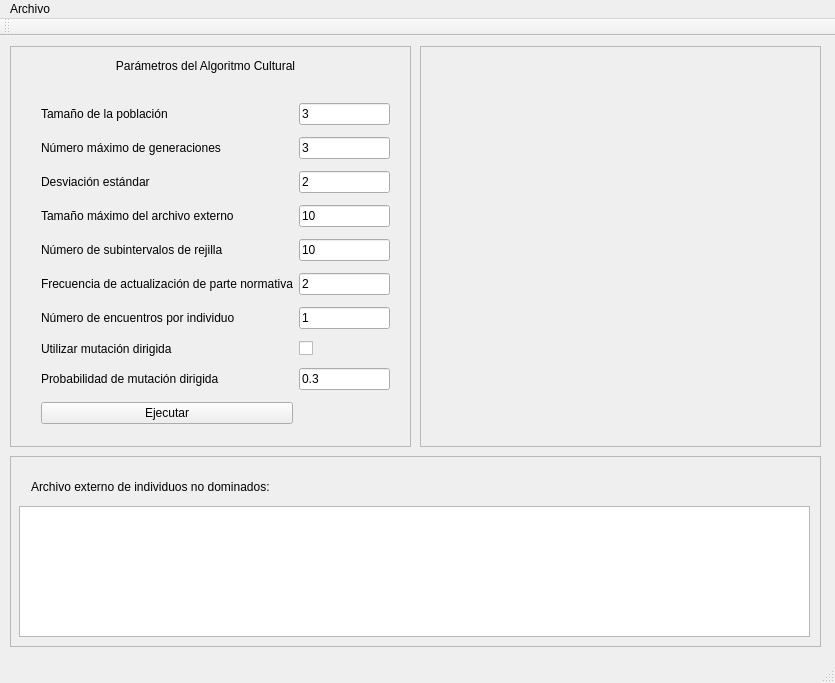
Before: the Qt Designer form mainwindow.ui in antonioaraujob/omocac2, drawn with Qt 5.
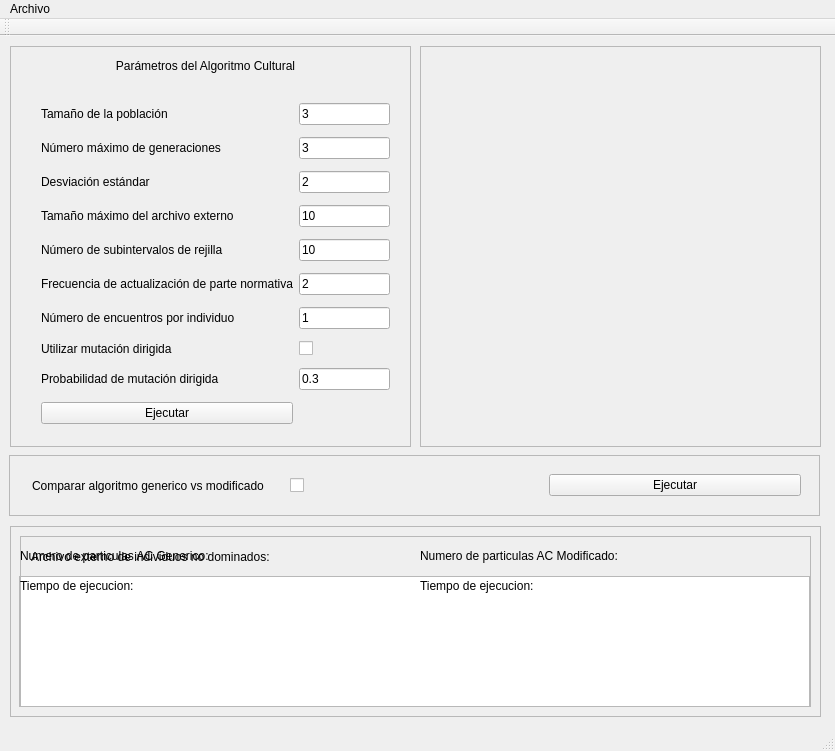
After: the same form once the commit is applied. Custom widgets are drawn as their Qt base class.

Commit message: Cambios en la interfaz gráfica para incorporar la comparación del algoritmo cultural original y la modificación de la mutación dirigida. Implementado el proceso de comparación entre las ejecuciones de las variantes del algoritmo.

The edit to the form file:
```diff
--- a/mainwindow.ui
+++ b/mainwindow.ui
@@ -7,7 +7,7 @@
     <x>0</x>
     <y>0</y>
     <width>835</width>
-    <height>683</height>
+    <height>751</height>
    </rect>
   </property>
   <property name="windowTitle">
@@ -204,7 +204,7 @@
     <property name="geometry">
      <rect>
       <x>10</x>
-      <y>420</y>
+      <y>490</y>
       <width>811</width>
       <height>191</height>
      </rect>
@@ -257,6 +257,150 @@
       </item>
      </layout>
     </widget>
+    <widget class="QFrame" name="frameComparationResults">
+     <property name="geometry">
+      <rect>
+       <x>10</x>
+       <y>10</y>
+       <width>791</width>
+       <height>171</height>
+      </rect>
+     </property>
+     <property name="frameShape">
+      <enum>QFrame::StyledPanel</enum>
+     </property>
+     <property name="frameShadow">
+      <enum>QFrame::Raised</enum>
+     </property>
+     <widget class="QLabel" name="label_AC_generico">
+      <property name="geometry">
+       <rect>
+        <x>0</x>
+        <y>10</y>
+        <width>261</width>
+        <height>20</height>
+       </rect>
+      </property>
+      <property name="text">
+       <string>Numero de particulas AC Generico:</string>
+      </property>
+     </widget>
+     <widget class="QLabel" name="label_AC_modificado">
+      <property name="geometry">
+       <rect>
+        <x>400</x>
+        <y>10</y>
+        <width>261</width>
+        <height>20</height>
+       </rect>
+      </property>
+      <property name="text">
+       <string>Numero de particulas AC Modificado:</string>
+      </property>
+     </widget>
+     <widget class="QLabel" name="acGenericNumber">
+      <property name="geometry">
+       <rect>
+        <x>250</x>
+        <y>0</y>
+        <width>41</width>
+        <height>41</height>
+       </rect>
+      </property>
+      <property name="font">
+       <font>
+        <weight>75</weight>
+        <bold>true</bold>
+       </font>
+      </property>
+      <property name="text">
+       <string/>
+      </property>
+     </widget>
+     <widget class="QLabel" name="acModifiedNumber">
+      <property name="geometry">
+       <rect>
+        <x>670</x>
+        <y>0</y>
+        <width>41</width>
+        <height>41</height>
+       </rect>
+      </property>
+      <property name="font">
+       <font>
+        <weight>75</weight>
+        <bold>true</bold>
+       </font>
+      </property>
+      <property name="text">
+       <string/>
+      </property>
+     </widget>
+     <widget class="QLabel" name="label_tiempo_generico_2">
+      <property name="geometry">
+       <rect>
+        <x>0</x>
+        <y>40</y>
+        <width>141</width>
+        <height>20</height>
+       </rect>
+      </property>
+      <property name="text">
+       <string>Tiempo de ejecucion:</string>
+      </property>
+     </widget>
+     <widget class="QLabel" name="acGenericTime">
+      <property name="geometry">
+       <rect>
+        <x>180</x>
+        <y>30</y>
+        <width>111</width>
+        <height>41</height>
+       </rect>
+      </property>
+      <property name="font">
+       <font>
+        <weight>75</weight>
+        <bold>true</bold>
+       </font>
+      </property>
+      <property name="text">
+       <string/>
+      </property>
+     </widget>
+     <widget class="QLabel" name="acModifiedTime">
+      <property name="geometry">
+       <rect>
+        <x>620</x>
+        <y>30</y>
+        <width>111</width>
+        <height>41</height>
+       </rect>
+      </property>
+      <property name="font">
+       <font>
+        <weight>75</weight>
+        <bold>true</bold>
+       </font>
+      </property>
+      <property name="text">
+       <string/>
+      </property>
+     </widget>
+     <widget class="QLabel" name="label_tiempo_modificado_2">
+      <property name="geometry">
+       <rect>
+        <x>400</x>
+        <y>40</y>
+        <width>151</width>
+        <height>20</height>
+       </rect>
+      </property>
+      <property name="text">
+       <string>Tiempo de ejecucion:</string>
+      </property>
+     </widget>
+    </widget>
    </widget>
    <widget class="QFrame" name="frame_4">
     <property name="geometry">
@@ -284,6 +428,58 @@
      </property>
     </widget>
    </widget>
+   <widget class="QFrame" name="frame_2">
+    <property name="geometry">
+     <rect>
+      <x>9</x>
+      <y>419</y>
+      <width>811</width>
+      <height>61</height>
+     </rect>
+    </property>
+    <property name="frameShape">
+     <enum>QFrame::StyledPanel</enum>
+    </property>
+    <property name="frameShadow">
+     <enum>QFrame::Raised</enum>
+    </property>
+    <widget class="QWidget" name="horizontalLayoutWidget_2">
+     <property name="geometry">
+      <rect>
+       <x>12</x>
+       <y>5</y>
+       <width>791</width>
+       <height>51</height>
+      </rect>
+     </property>
+     <layout class="QHBoxLayout" name="horizontalLayout_2">
+      <item>
+       <widget class="QLabel" name="label_11">
+        <property name="text">
+         <string>Comparar algoritmo generico vs modificado</string>
+        </property>
+        <property name="wordWrap">
+         <bool>true</bool>
+        </property>
+       </widget>
+      </item>
+      <item>
+       <widget class="QCheckBox" name="checkBoxComparation">
+        <property name="text">
+         <string/>
+        </property>
+       </widget>
+      </item>
+      <item>
+       <widget class="QPushButton" name="pushButtonCompareAlgorithms">
+        <property name="text">
+         <string>Ejecutar</string>
+        </property>
+       </widget>
+      </item>
+     </layout>
+    </widget>
+   </widget>
   </widget>
   <widget class="QMenuBar" name="menuBar">
    <property name="geometry">
```
Left out of the diff: 2 changed lines with no effect on the pictures. The commit also changes 3 other files.
